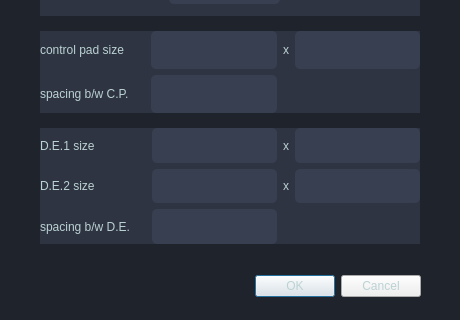
Before: the Qt Designer form chip_setting.ui in pandix73/qtgraphics, drawn with Qt 5; both pictures show x 0 to 460 and y 180 to 500 of the 460 by 500 pixel window.
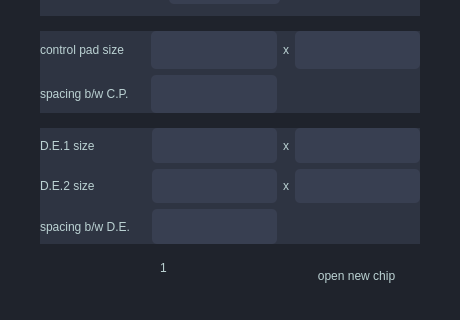
After: the same form once the commit is applied. Icons and pictures are not drawn.

Patch:
```diff
--- a/chip_setting.ui
+++ b/chip_setting.ui
@@ -24,22 +24,6 @@
 }
 </string>
   </property>
-  <widget class="QDialogButtonBox" name="buttonBox">
-   <property name="geometry">
-    <rect>
-     <x>80</x>
-     <y>450</y>
-     <width>341</width>
-     <height>32</height>
-    </rect>
-   </property>
-   <property name="orientation">
-    <enum>Qt::Horizontal</enum>
-   </property>
-   <property name="standardButtons">
-    <set>QDialogButtonBox::Cancel|QDialogButtonBox::Ok</set>
-   </property>
-  </widget>
   <widget class="QLabel" name="label">
    <property name="geometry">
     <rect>
@@ -383,6 +367,40 @@
     </item>
    </layout>
   </widget>
+  <widget class="QPushButton" name="setting">
+   <property name="geometry">
+    <rect>
+     <x>300</x>
+     <y>440</y>
+     <width>113</width>
+     <height>32</height>
+    </rect>
+   </property>
+   <property name="styleSheet">
+    <string notr="true">QPushButton{
+	border-radius: 5px;
+	padding : 6px;
+	background-color: rgb(31, 35, 44);
+}
+</string>
+   </property>
+   <property name="text">
+    <string>open new chip</string>
+   </property>
+  </widget>
+  <widget class="QLabel" name="label_111">
+   <property name="geometry">
+    <rect>
+     <x>160</x>
+     <y>440</y>
+     <width>60</width>
+     <height>16</height>
+    </rect>
+   </property>
+   <property name="text">
+    <string>1</string>
+   </property>
+  </widget>
  </widget>
  <resources>
   <include location="resource.qrc"/>
```
Left out of the diff: 47 changed lines with no effect on the pictures.
